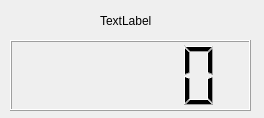
Old version of the form resources/digitalDisplay.ui in the repository augustodn/smartlog.
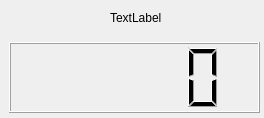
New version of the form.

Patch:
```diff
--- a/resources/digitalDisplay.ui
+++ b/resources/digitalDisplay.ui
@@ -16,9 +16,9 @@
   <widget class="QLCDNumber" name="lcdNumber">
    <property name="geometry">
     <rect>
-     <x>10</x>
-     <y>40</y>
-     <width>241</width>
+     <x>9</x>
+     <y>42</y>
+     <width>251</width>
      <height>71</height>
     </rect>
    </property>
@@ -26,10 +26,10 @@
   <widget class="QLabel" name="label">
    <property name="geometry">
     <rect>
-     <x>100</x>
+     <x>110</x>
      <y>10</y>
-     <width>61</width>
-     <height>21</height>
+     <width>57</width>
+     <height>16</height>
     </rect>
    </property>
    <property name="text">
```
